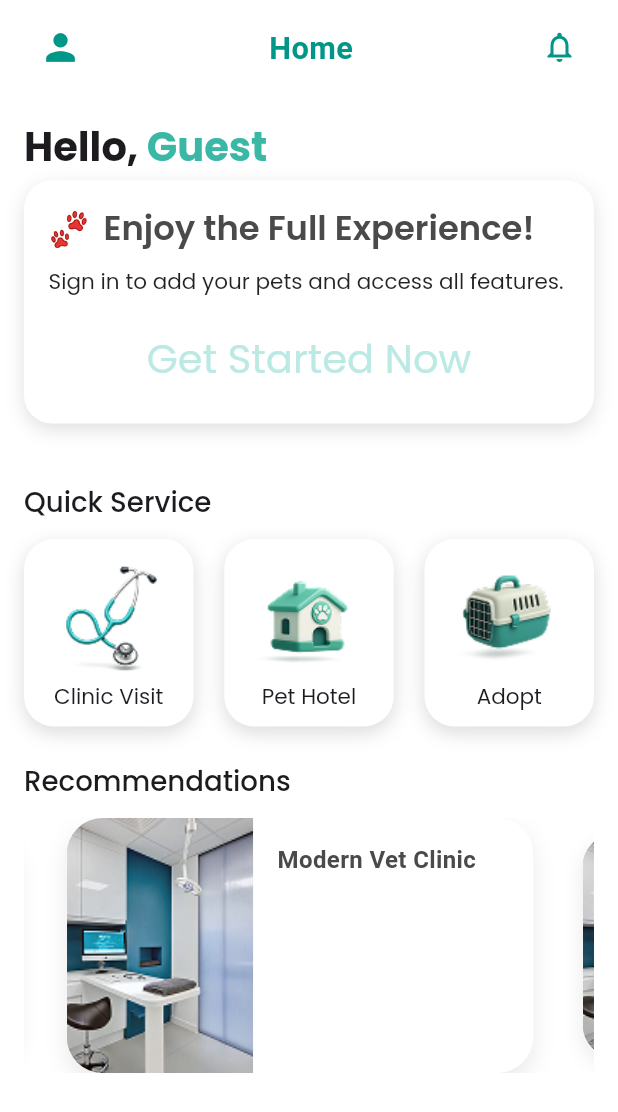
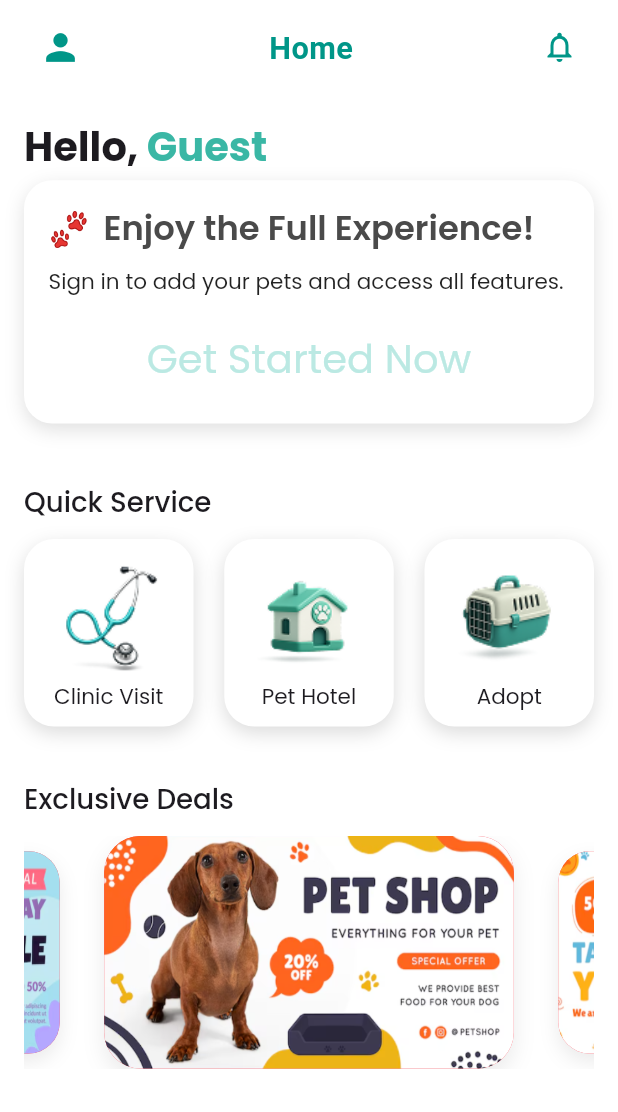
Before and after one commit to Ixovh/rifq, a Flutter app: the HomeContent screen opened directly, on a phone screen of 412 x 824 dp. Shown: the top 1112 px of the screen. Run offline on Flutter 3.47's test engine with Material 3 defaults, Android fonts, the phone set to English and light mode, and no system bars; drawn by our look-alikes of carousel_slider; our stand-ins replace bloc, dart_mappable, dotted_line, easy_localization, equatable, flutter_animate and 18 more; missing offline and left inert: flutter_ai_toolkit, moyasar; accounts and stored records are empty; generated files the repository leaves out were written again.

Commit message:
AI problem SOLVED UI DONE

```diff
--- a/lib/features/owner_flow/ai/data/datasources/ai_message_datasource.dart
+++ b/lib/features/owner_flow/ai/data/datasources/ai_message_datasource.dart
@@ -59,8 +59,8 @@ abstract class AIDatasource {
 class RemoteDataSource implements AIDatasource {
   @override
   AIModel aiCongif() {
-    final apiKey = dotenv.env['GEMINI_API_KEY'] ?? '';
-    final modelName = dotenv.env['Gemini_Model'] ?? '';
+    final apiKey =  'AIzaSyAkS4TuephJJ86JhH_IF1mOlXX_zPNMTBI';
+    final modelName =  'gemini-2.5-flash';
 
     const instructions = "You're a professional AI Assitant. You should only answer questions related to animals and pets";
     const welcomeMessage = "Hello, I'm here to help you take care of your pets, feel free to ask.";
--- a/lib/features/owner_flow/ai/presentation/bloc/ai_chat_state.dart
+++ b/lib/features/owner_flow/ai/presentation/bloc/ai_chat_state.dart
@@ -12,7 +12,7 @@ final class AiChatInitial extends AiChatState {}
 final class AILoading extends AiChatState {}
 
 final class AILoaded extends AiChatState {
-  final LlmProvider provider;
+  final GeminiProvider provider;
   final String welcomeMessage;
 
   AILoaded({required this.provider, required this.welcomeMessage});
--- a/lib/features/owner_flow/clinic/clinic_sub_features/booking_details/presentation/widgets/recommendation_card_widget.dart
+++ b/lib/features/owner_flow/clinic/clinic_sub_features/booking_details/presentation/widgets/recommendation_card_widget.dart
@@ -1,76 +1,54 @@
-import 'package:flutter/material.dart';
-import 'package:rifq/core/theme/app_theme.dart';
+// import 'package:flutter/material.dart';
+// import 'package:rifq/core/theme/app_theme.dart';
 
-class RecommendationCard extends StatelessWidget {
-  const RecommendationCard({super.key, required String imagePath});
+// class RecommendationCard extends StatelessWidget {
+//   const RecommendationCard({super.key, required String imagePath});
 
-  @override
-  Widget build(BuildContext context) {
-    return Container(
-      margin: const EdgeInsets.only(right: 12),
-      decoration: BoxDecoration(
-        color: context.neutral100,
-        borderRadius: BorderRadius.circular(24),
-        boxShadow: [
-          BoxShadow(
-            color: Colors.black.withValues(alpha:  0.08),
-            blurRadius: 12,
-            offset: const Offset(0, 6),
-          ),
-        ],
-      ),
-      child: Row(
-        children: [
-          Expanded(
-            flex: 4,
-            child: ClipRRect(
-              borderRadius: const BorderRadius.horizontal(
-                left: Radius.circular(24),
-              ),
-              child: Container(
-                height: double.infinity,
-                color: Colors.grey[300],
-                child: Image.asset(
-                'assets/images/8.png',
-                height: double.infinity,
-                fit: BoxFit.cover,
-              ),
-              ),
+//   @override
+//   Widget build(BuildContext context) {
+//     return Container(
+//       margin: const EdgeInsets.only(right: 12),
+//       decoration: BoxDecoration(
+//         color: context.neutral100,
+//         borderRadius: BorderRadius.circular(24),
+//         boxShadow: [
+//           BoxShadow(
+//             color: Colors.black.withValues(alpha:  0.08),
+//             blurRadius: 12,
+//             offset: const Offset(0, 6),
+//           ),
+//         ],
+//       ),
+//       child: Row(
+//         children: [
+//           Expanded(
+//             flex: 4,
+//             child: ClipRRect(
+//               borderRadius: const BorderRadius.horizontal(
+//                 left: Radius.circular(24),
+//               ),
+//               child: Container(
+//                 height: double.infinity,
+//                 color: Colors.grey[300],
+//                 child: Image.asset(
+//                 'assets/images/8.png',
+//                 height: double.infinity,
+//                 fit: BoxFit.cover,
+//               ),
+//               ),
 
-              // child: Image.asset(
-              //   'assets/images/modern_clinic.png',
-              //   height: double.infinity,
-              //   fit: BoxFit.cover,
-              // ),
+//               // child: Image.asset(
+//               //   'assets/images/modern_clinic.png',
+//               //   height: double.infinity,
+//               //   fit: BoxFit.cover,
+//               // ),
 
-            ),
-          ),
+//             ),
+//           ),
 
-          Expanded(
-            flex: 6,
-            child: Padding(
-              padding: const EdgeInsets.all(16),
-              child: Column(
-                crossAxisAlignment: CrossAxisAlignment.start,
-                mainAxisAlignment: MainAxisAlignment.spaceBetween,
-                children: [
-                  Text(
-                    "Modern Vet Clinic",
-                    style: TextStyle(
-                      fontSize: 16,
-                      fontWeight: FontWeight.w600,
-                      color: context.neutral900,
-                    ),
-                  ),
-                   SizedBox(height: 8),
-                ],
-              ),
-            ),
-          ),
-        ],
-      ),
-    );
-  }
-}
 
-//!=================chip widget =====================
+//         ],
+//       ),
+//     );
+//   }
+// }
--- a/lib/features/owner_flow/clinic/domain/usecases/clinic_use_case.dart
+++ b/lib/features/owner_flow/clinic/domain/usecases/clinic_use_case.dart
@@ -26,3 +26,4 @@ class ClinicUseCase {
     return repository.getUserPets(ownerId);
   }
 }
+ //!!!!!
--- a/lib/features/owner_flow/home/presentation/pages/home_screen.dart
+++ b/lib/features/owner_flow/home/presentation/pages/home_screen.dart
@@ -161,12 +161,14 @@ class HomeContent extends StatelessWidget {
                       context.read<NavCubit>().changeIndex(index: 3);
                     },
                   ),
+
                 ],
               ),
 
+
               //!!--------recommendations----------
-              SizedBox(height: 24),
-              Text("Recommendations", style: context.body1),
+              SizedBox(height: 36),
+              Text("Exclusive Deals", style: context.body1),
               SizedBox(height: 12),
                RecommendationCarousel(),
             ],
--- a/lib/features/owner_flow/home/presentation/widgets/recommendation_card_widget.dart
+++ b/lib/features/owner_flow/home/presentation/widgets/recommendation_card_widget.dart
@@ -14,7 +14,7 @@ class RecommendationCard extends StatelessWidget {
     return Container(
       margin: const EdgeInsets.symmetric(horizontal: 6),
       decoration: BoxDecoration(
-        color: context.neutral100,
+        color: context.red10,
         borderRadius: BorderRadius.circular(24),
         boxShadow: [
           BoxShadow(
@@ -28,8 +28,9 @@ class RecommendationCard extends StatelessWidget {
         borderRadius: BorderRadius.circular(24),
         child: Image.asset(
           imagePath,
-          width: double.infinity,
-          fit: BoxFit.cover,
+          // height: double.infinity,
+          // width: double.infinity,
+          fit: BoxFit.fill,
         ),
       ),
     );
--- a/lib/features/owner_flow/home/presentation/widgets/recommendation_carousel_widget.dart
+++ b/lib/features/owner_flow/home/presentation/widgets/recommendation_carousel_widget.dart
@@ -1,6 +1,6 @@
 import 'package:carousel_slider/carousel_slider.dart';
 import 'package:flutter/material.dart';
-import 'package:rifq/features/owner_flow/clinic/clinic_sub_features/booking_details/presentation/widgets/recommendation_card_widget.dart';
+import 'package:rifq/features/owner_flow/home/presentation/widgets/recommendation_card_widget.dart';
 
 class RecommendationCarousel extends StatelessWidget {
   const RecommendationCarousel({super.key});
@@ -9,8 +9,8 @@ class RecommendationCarousel extends StatelessWidget {
   Widget build(BuildContext context) {
     final adsImages = [
       'assets/images/ad1.png',
-      'assets/images/ad1.png',
-      'assets/images/ad1.png',
+      'assets/images/ad2.png',
+      'assets/images/ad3.png',
     ];
 
     return CarouselSlider(
@@ -19,12 +19,12 @@ class RecommendationCarousel extends StatelessWidget {
       }).toList(),
 
       options: CarouselOptions(
-        height: 170,
+        height: 155,
         autoPlay: true,
         autoPlayInterval: const Duration(seconds: 4),
         autoPlayAnimationDuration: const Duration(milliseconds: 800),
         enlargeCenterPage: true,
-        viewportFraction: 0.85,
+        viewportFraction: 0.75,
       ),
     );
   }
```
Also changed, not shown: lib/features/owner_flow/ai/presentation/bloc/ai_chat_bloc.dart (+7 -1 lines), lib/features/owner_flow/ai/presentation/pages/ai_screen.dart (+17 -132 lines), lib/features/owner_flow/ai/presentation/widgets/chat_widget.dart (+12 -1 lines), assets/images/ad2.png (added), assets/images/ad3.png (added).
